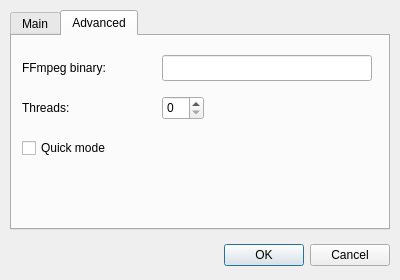
Above: src/settingsdialog.ui from Bleuzen/FFaudioConverter before the change. Below: the same form after it.
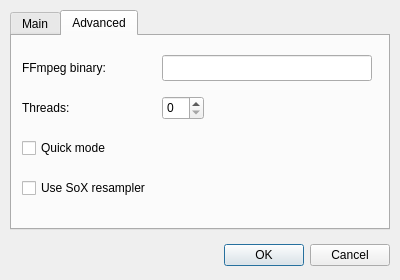
That is the form after the change. The open tabs and pages were chosen to show the change.

Commit message: added SoX resampler support

```diff
--- a/src/settingsdialog.ui
+++ b/src/settingsdialog.ui
@@ -224,6 +224,22 @@
       <enum>QAbstractSpinBox::CorrectToNearestValue</enum>
      </property>
     </widget>
+    <widget class="QCheckBox" name="checkBox_UseSoXresampler">
+     <property name="geometry">
+      <rect>
+       <x>10</x>
+       <y>140</y>
+       <width>350</width>
+       <height>24</height>
+      </rect>
+     </property>
+     <property name="toolTip">
+      <string>Use the SoX Resampler. It is slower, but results in higher quality. This option requires FFmpeg compiled with libsoxr.</string>
+     </property>
+     <property name="text">
+      <string>Use SoX resampler</string>
+     </property>
+    </widget>
    </widget>
   </widget>
  </widget>
```
The commit also changes 5 other files.
